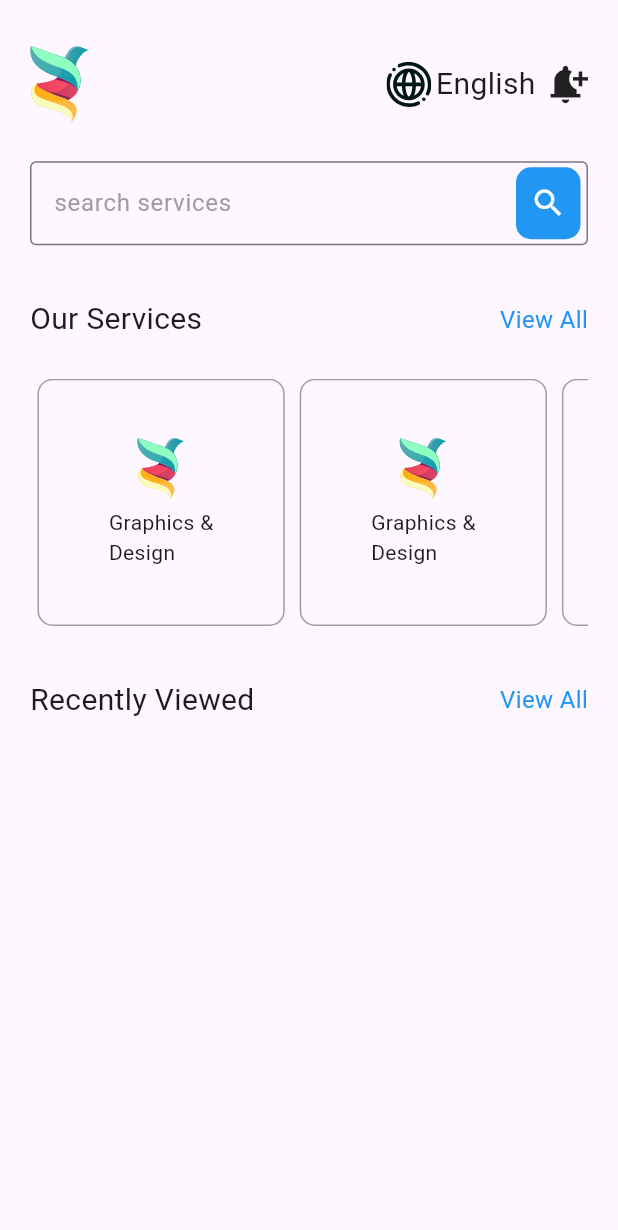
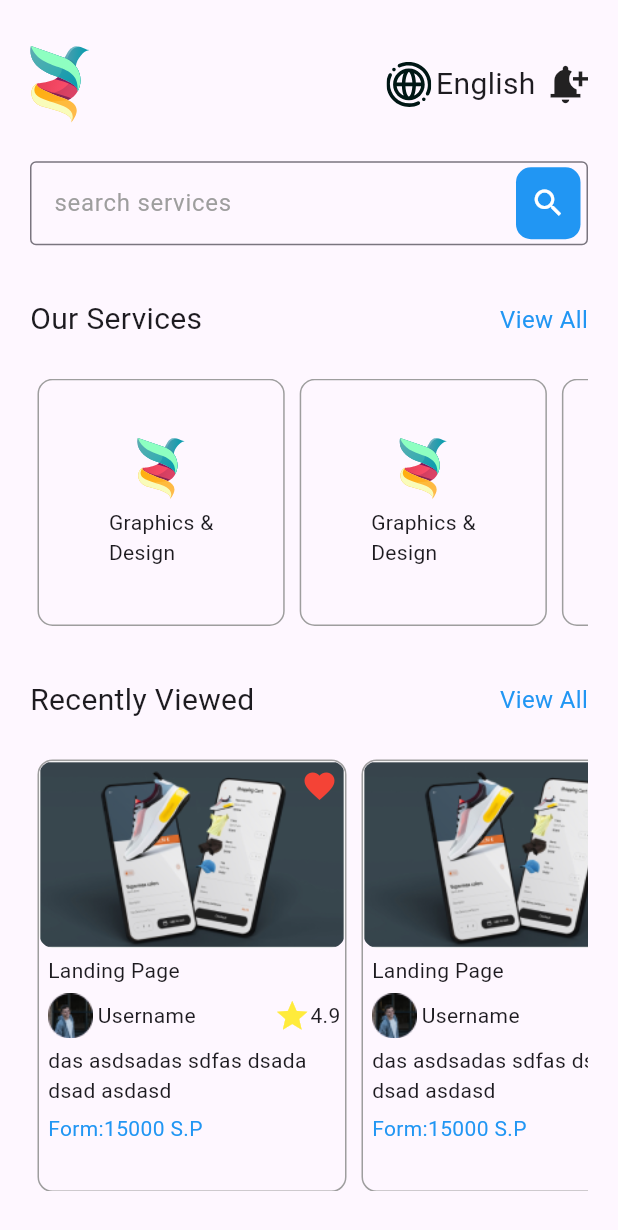
Before and after one commit to Yousef-Omran909/project-test, a Flutter app: the screen it shows after launch, on a phone screen of 412 x 824 dp. Shown: the top 1230 px of the screen. Run offline on Flutter 3.47's test engine with Material 3 defaults, Android fonts, the phone set to English and light mode, and no system bars; our stand-ins replace flutter_svg.

Commit message:
RecentViewed

```diff
--- a/lib/view/home_screen.dart
+++ b/lib/view/home_screen.dart
@@ -3,6 +3,7 @@ import 'package:flutter_svg/svg.dart';
 import 'package:train/view/widgets/custom_appbar.dart';
 import 'package:train/view/widgets/custom_row.dart';
 import 'package:train/view/widgets/our_services_widget.dart';
+import 'package:train/view/widgets/recently_viewed_widget.dart';
 import 'package:train/view/widgets/text_form.dart';
 
 
@@ -27,6 +28,8 @@ class HomeScreen extends StatelessWidget {
                 OurServices(),
                 SizedBox(height: 35,),
                 CustomRow(text1: "Recently Viewed", text2: "View All"),
+                SizedBox(height: 25,),
+                RecentlyViewedWidget()
 
               ],
             ),
--- /dev/null
+++ b/lib/view/widgets/recently_viewed_card.dart
@@ -0,0 +1,73 @@
+import 'package:flutter/material.dart';
+import 'package:flutter_svg/svg.dart';
+
+class RecentCiewedCard extends StatelessWidget {
+  const RecentCiewedCard({super.key});
+
+  @override
+  Widget build(BuildContext context) {
+    return Container(
+      width: MediaQuery.of(context).size.width*0.5,
+      decoration: BoxDecoration(
+        border: Border.all(color: Colors.grey),
+        borderRadius: BorderRadius.circular(10),
+      ),
+      child: Column(
+        crossAxisAlignment: CrossAxisAlignment.start,
+        children: [
+          Stack(
+            children: [
+              ClipRRect(
+                  borderRadius: BorderRadius.circular(10),
+                  child: Image.asset("assets/images/Recent.png")),
+              Padding(
+                padding: const EdgeInsets.only(top: 5,right: 5),
+                child: Align(
+
+                    alignment: Alignment.topRight,
+                    child: Icon(Icons.favorite,color: Colors.red,)),
+              ),
+            ],
+          ),
+          SizedBox(height: 5,),
+          RecentlyViewedColumn()
+        ],
+      ),
+    );
+  }
+}
+class RecentlyViewedColumn extends StatelessWidget {
+  const RecentlyViewedColumn({super.key});
+
+  @override
+  Widget build(BuildContext context) {
+    return Padding(
+      padding: const EdgeInsets.only(left: 6,right: 3),
+      child: Column(
+        mainAxisAlignment: MainAxisAlignment.spaceAround,
+        crossAxisAlignment: CrossAxisAlignment.start,
+        children: [
+          Text("Landing Page"),
+          SizedBox(height: 5,),
+          Row(
+            children: [
+              CircleAvatar(
+                radius: 15,
+                child: Image.asset("assets/images/Eli.png"),
+              ),
+              SizedBox(width: 3,),
+              Text("Username"),
+              Spacer(),
+              Icon(Icons.star,color: Colors.yellow,),
+              Text("4.9")
+            ],
+          ),
+          SizedBox(height: 5,),
+          Text("das asdsadas sdfas dsada dsad asdasd"),
+          SizedBox(height: 5,),
+          Text("Form:15000 S.P",style: TextStyle(color: Colors.blue),)
+        ],
+      ),
+    );
+  }
+}
--- a/lib/view/widgets/recently_viewed_widget.dart
+++ b/lib/view/widgets/recently_viewed_widget.dart
@@ -0,0 +1,25 @@
+import 'package:flutter/material.dart';
+import 'package:flutter_svg/svg.dart';
+import 'package:train/view/widgets/recently_viewed_card.dart';
+
+import 'our_services_card.dart';
+
+class RecentlyViewedWidget extends StatelessWidget {
+  const RecentlyViewedWidget({super.key});
+
+  @override
+  Widget build(BuildContext context) {
+    return Container(
+      height: MediaQuery.of(context).size.width*0.7,
+      child: ListView.builder(
+          itemCount: 3,
+          scrollDirection: Axis.horizontal,
+          itemBuilder:(context,index){
+            return Padding(
+              padding: const EdgeInsets.symmetric(horizontal: 5),
+              child: RecentCiewedCard(),
+            );
+          }),
+    );
+  }
+}
```
Also changed, not shown: assets/images/Eli.png (added).
